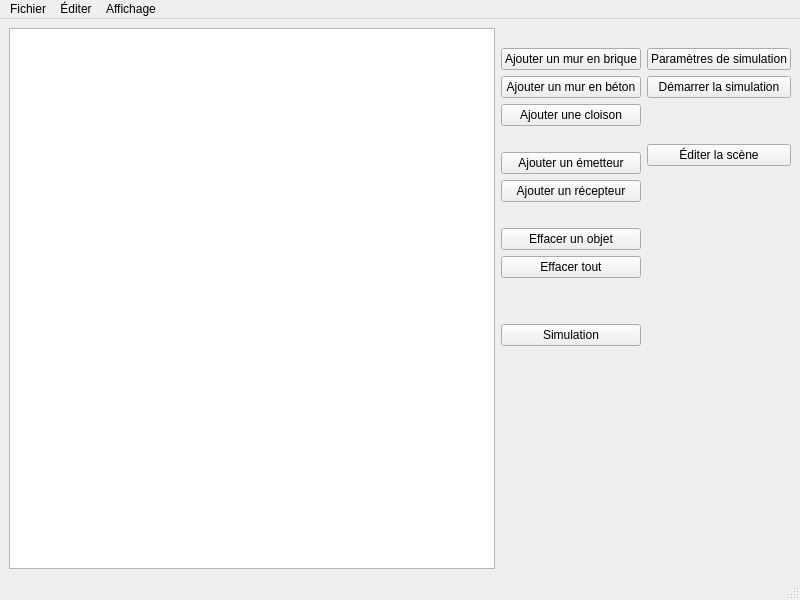
Qt form mainwindow.ui (mathphi/TelecomPhysics_ProjectBA3) before a commit.
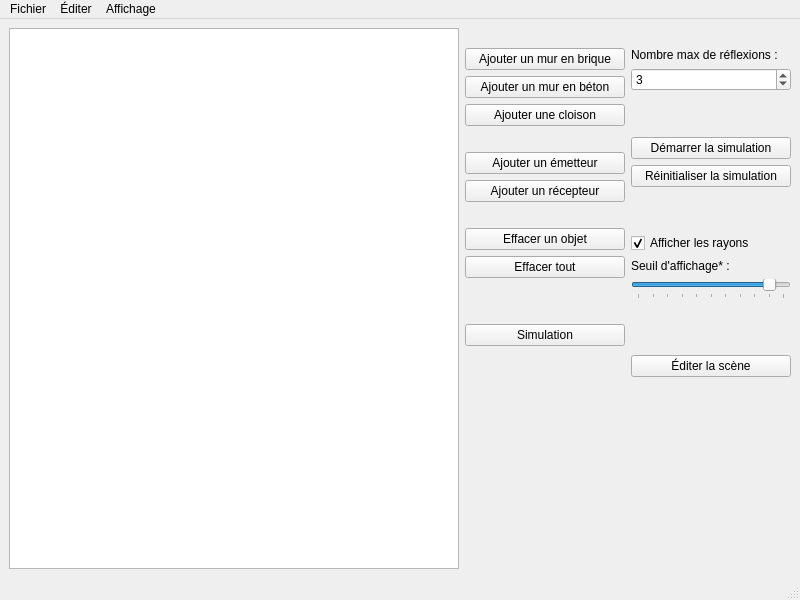
The same form after that commit. Icons and pictures are not drawn.

Commit message: Added simulation UI components + Implemented max reflections count

Diff of the .ui file:
```diff
--- a/mainwindow.ui
+++ b/mainwindow.ui
@@ -188,6 +188,22 @@
          </property>
         </spacer>
        </item>
+       <item>
+        <spacer name="horizontalSpacer">
+         <property name="orientation">
+          <enum>Qt::Horizontal</enum>
+         </property>
+         <property name="sizeType">
+          <enum>QSizePolicy::Fixed</enum>
+         </property>
+         <property name="sizeHint" stdset="0">
+          <size>
+           <width>160</width>
+           <height>20</height>
+          </size>
+         </property>
+        </spacer>
+       </item>
       </layout>
      </widget>
     </item>
@@ -223,12 +239,41 @@
         </spacer>
        </item>
        <item>
-        <widget class="QPushButton" name="button_simSettings">
+        <widget class="QLabel" name="label">
          <property name="text">
-          <string>Paramètres de simulation</string>
+          <string>Nombre max de réflexions :</string>
          </property>
+         <property name="wordWrap">
+          <bool>true</bool>
+         </property>
         </widget>
        </item>
+       <item>
+        <widget class="QSpinBox" name="spinbox_reflections">
+         <property name="minimum">
+          <number>1</number>
+         </property>
+         <property name="value">
+          <number>3</number>
+         </property>
+        </widget>
+       </item>
+       <item>
+        <spacer name="verticalSpacer_9">
+         <property name="orientation">
+          <enum>Qt::Vertical</enum>
+         </property>
+         <property name="sizeType">
+          <enum>QSizePolicy::Fixed</enum>
+         </property>
+         <property name="sizeHint" stdset="0">
+          <size>
+           <width>20</width>
+           <height>40</height>
+          </size>
+         </property>
+        </spacer>
+       </item>
        <item>
         <widget class="QPushButton" name="button_simControl">
          <property name="text">
@@ -236,6 +281,78 @@
          </property>
         </widget>
        </item>
+       <item>
+        <widget class="QPushButton" name="button_simReset">
+         <property name="text">
+          <string>Réinitialiser la simulation</string>
+         </property>
+        </widget>
+       </item>
+       <item>
+        <spacer name="verticalSpacer_10">
+         <property name="orientation">
+          <enum>Qt::Vertical</enum>
+         </property>
+         <property name="sizeType">
+          <enum>QSizePolicy::Fixed</enum>
+         </property>
+         <property name="sizeHint" stdset="0">
+          <size>
+           <width>20</width>
+           <height>40</height>
+          </size>
+         </property>
+        </spacer>
+       </item>
+       <item>
+        <widget class="QCheckBox" name="checkbox_rays">
+         <property name="text">
+          <string>Afficher les rayons</string>
+         </property>
+         <property name="checked">
+          <bool>true</bool>
+         </property>
+        </widget>
+       </item>
+       <item>
+        <widget class="QLabel" name="label_2">
+         <property name="toolTip">
+          <string>N'afficher que les rayons dont le module du champ 
+ électrique au récepteur est le plus élevé</string>
+         </property>
+         <property name="text">
+          <string>Seuil d'affichage* :</string>
+         </property>
+         <property name="wordWrap">
+          <bool>true</bool>
+         </property>
+        </widget>
+       </item>
+       <item>
+        <widget class="QSlider" name="slider_raysThreshold">
+         <property name="enabled">
+          <bool>true</bool>
+         </property>
+         <property name="sizePolicy">
+          <sizepolicy hsizetype="Minimum" vsizetype="Fixed">
+           <horstretch>0</horstretch>
+           <verstretch>0</verstretch>
+          </sizepolicy>
+         </property>
+         <property name="maximum">
+          <number>100</number>
+         </property>
+         <property name="value">
+          <number>90</number>
+         </property>
+         <property name="orientation">
+          <enum>Qt::Horizontal</enum>
+         </property>
+         <property name="tickPosition">
+          <enum>QSlider::TicksBelow</enum>
+         </property>
+        </widget>
+       </item>
        <item>
         <spacer name="verticalSpacer_8">
          <property name="orientation">
@@ -247,7 +364,7 @@
          <property name="sizeHint" stdset="0">
           <size>
            <width>20</width>
-           <height>40</height>
+           <height>50</height>
           </size>
          </property>
         </spacer>
@@ -278,6 +395,22 @@
          </property>
         </spacer>
        </item>
+       <item>
+        <spacer name="horizontalSpacer_2">
+         <property name="orientation">
+          <enum>Qt::Horizontal</enum>
+         </property>
+         <property name="sizeType">
+          <enum>QSizePolicy::Fixed</enum>
+         </property>
+         <property name="sizeHint" stdset="0">
+          <size>
+           <width>160</width>
+           <height>20</height>
+          </size>
+         </property>
+        </spacer>
+       </item>
       </layout>
      </widget>
     </item>
```
Left out of the diff: 2 changed lines with no effect on the pictures. The commit also changes 7 other files.
